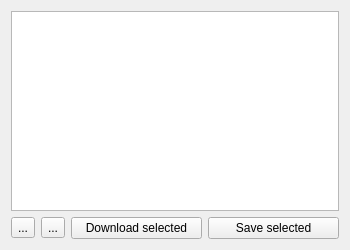
First picture: the form in src/views/ui_files/forms/quotes_update_form.ui, repository JakubFranek/Kapytal, before the edit.
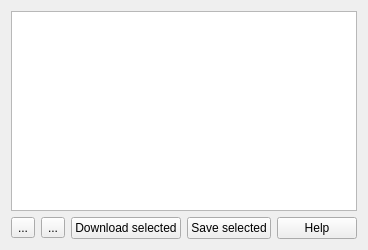
Second picture: the form after the edit.

Commit message: Add Help to QuotesUpdateForm

```diff
--- a/src/views/ui_files/forms/quotes_update_form.ui
+++ b/src/views/ui_files/forms/quotes_update_form.ui
@@ -9,7 +9,7 @@
    <rect>
     <x>0</x>
     <y>0</y>
-    <width>350</width>
+    <width>357</width>
     <height>250</height>
    </rect>
   </property>
@@ -75,6 +75,13 @@
        </property>
       </widget>
      </item>
+     <item>
+      <widget class="QPushButton" name="helpPushButton">
+       <property name="text">
+        <string>Help</string>
+       </property>
+      </widget>
+     </item>
     </layout>
    </item>
   </layout>
```
The commit also changes 2 other files.
